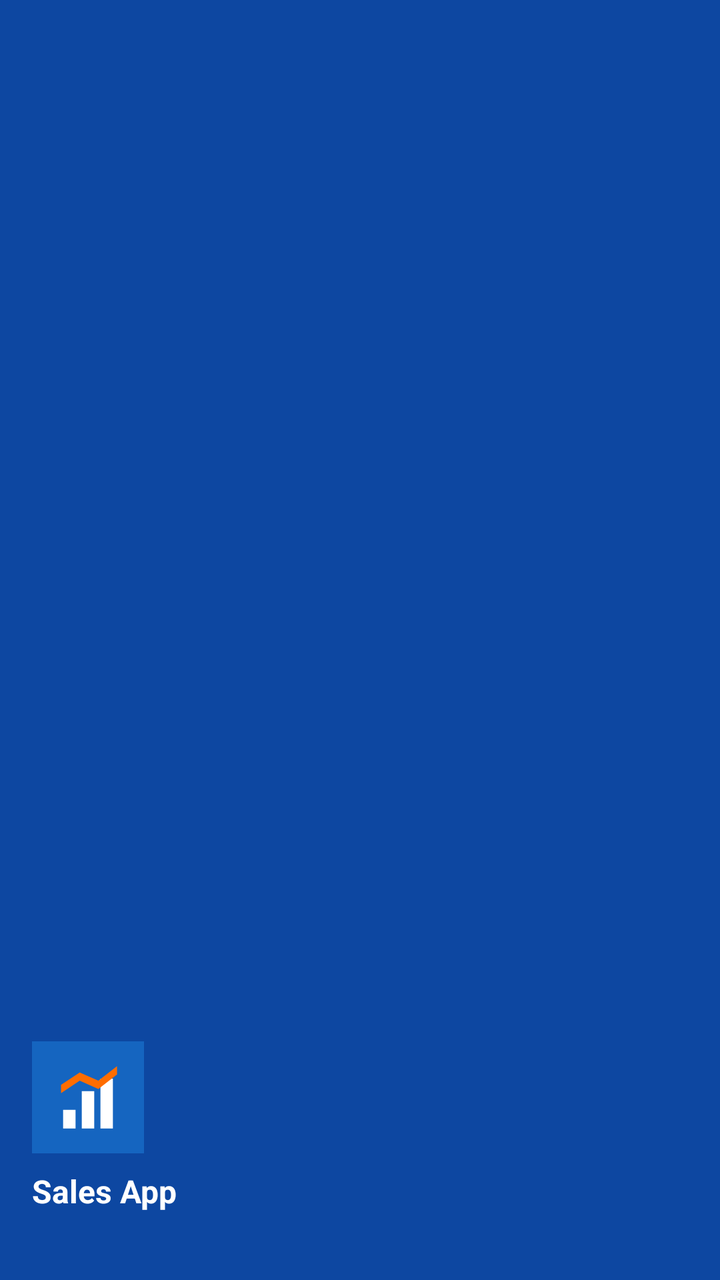
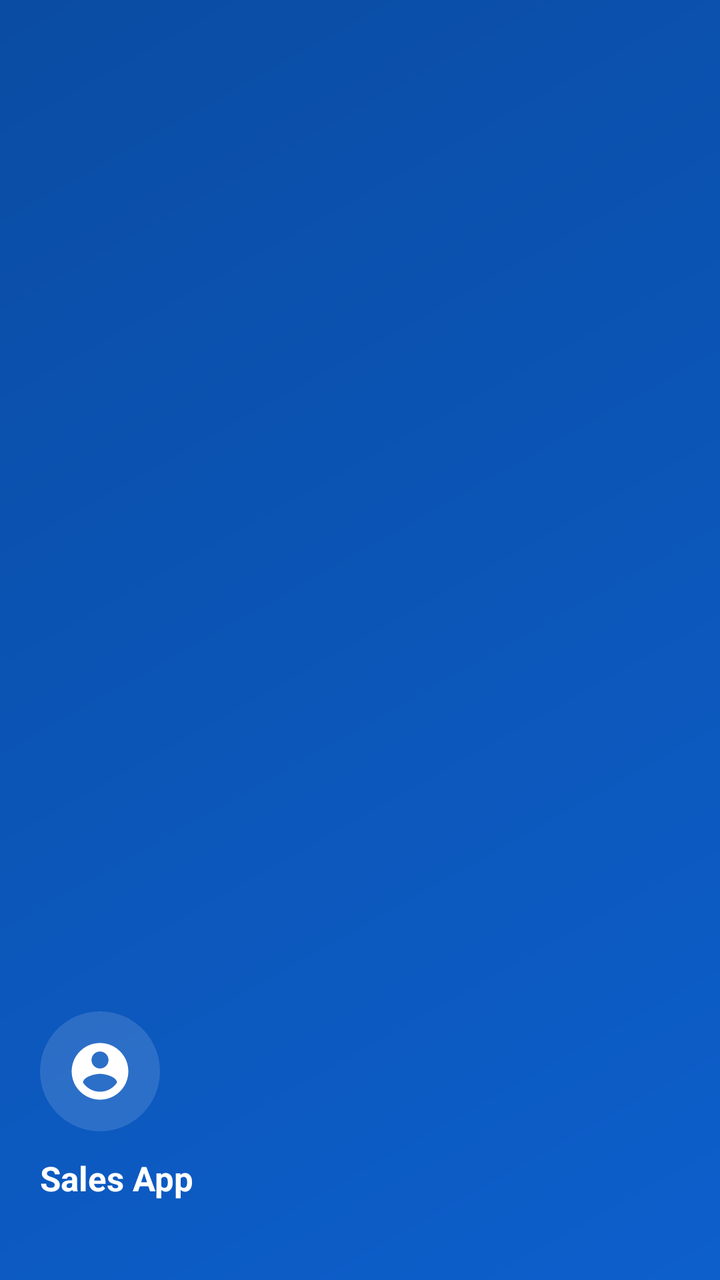

Two renders of the same Android screen: before a commit and after it. Below are the layout's source before the change and the commit's diff.
<!-- AndroidManifest.xml: application theme Theme.SalesApp -->
<!-- res/layout/nav_header.xml -->
<?xml version="1.0" encoding="utf-8"?>
<LinearLayout xmlns:android="http://schemas.android.com/apk/res/android"
    android:layout_width="match_parent"
    android:layout_height="160dp"
    android:orientation="vertical"
    android:gravity="bottom"
    android:background="@color/primary_dark"
    android:padding="16dp">

    <ImageView
        android:layout_width="56dp"
        android:layout_height="56dp"
        android:src="@drawable/ic_launcher"
        android:contentDescription="@string/app_name" />

    <TextView
        android:id="@+id/tvUserName"
        android:layout_width="match_parent"
        android:layout_height="wrap_content"
        android:layout_marginTop="8dp"
        android:textColor="@color/white"
        android:textStyle="bold"
        android:textSize="16sp"
        android:text="@string/app_name" />

    <TextView
        android:id="@+id/tvUserEmail"
        android:layout_width="match_parent"
        android:layout_height="wrap_content"
        android:textColor="#CCFFFFFF"
        android:textSize="13sp" />
</LinearLayout>
<!-- resources referenced by this layout -->
<resources>
  <color name="primary_dark">#0D47A1</color>
  <color name="white">#FFFFFFFF</color>
  <!-- drawable ic_launcher (drawable) -->
  <vector xmlns:android="http://schemas.android.com/apk/res/android"
      android:width="108dp"
      android:height="108dp"
      android:viewportWidth="108"
      android:viewportHeight="108">
      <path
          android:fillColor="#1565C0"
          android:pathData="M0,0h108v108h-108z" />
      <path
          android:fillColor="#FFFFFF"
          android:pathData="M30,66h12v18h-12z M48,48h12v36h-12z M66,36h12v48h-12z" />
      <path
          android:fillColor="#FF6D00"
          android:pathData="M28,42 L46,30 L64,38 L82,24 L82,32 L64,46 L46,38 L28,50 z" />
  </vector>
  <string name="app_name">Sales App</string>
  <style name="Theme.SalesApp" parent="Theme.Material3.DayNight.NoActionBar">
          <item name="colorPrimary">@color/primary</item>
          <item name="colorPrimaryDark">@color/primary_dark</item>
          <item name="colorPrimaryVariant">@color/primary_variant</item>
          <item name="colorOnPrimary">@color/white</item>
          <item name="colorSecondary">@color/accent</item>
          <item name="colorOnSecondary">@color/white</item>
          <item name="android:statusBarColor">@color/primary_dark</item>
          <item name="android:windowBackground">@color/bg</item>
      </style>
  <color name="primary">#1565C0</color>
  <color name="primary_variant">#1E88E5</color>
  <color name="accent">#FF6D00</color>
  <color name="bg">#FFF5F6FA</color>
</resources>

<!-- the commit's change to res/layout/nav_header.xml (unified diff, before → after) -->
@@ -1,32 +1,42 @@
 <?xml version="1.0" encoding="utf-8"?>
 <LinearLayout xmlns:android="http://schemas.android.com/apk/res/android"
+    xmlns:app="http://schemas.android.com/apk/res-auto"
     android:layout_width="match_parent"
-    android:layout_height="160dp"
+    android:layout_height="176dp"
     android:orientation="vertical"
     android:gravity="bottom"
-    android:background="@color/primary_dark"
-    android:padding="16dp">
+    android:background="@drawable/bg_nav_header"
+    android:padding="20dp">
 
-    <ImageView
-        android:layout_width="56dp"
-        android:layout_height="56dp"
-        android:src="@drawable/ic_launcher"
-        android:contentDescription="@string/app_name" />
+    <FrameLayout
+        android:layout_width="60dp"
+        android:layout_height="60dp"
+        android:background="@drawable/bg_avatar_circle">
+
+        <ImageView
+            android:layout_width="34dp"
+            android:layout_height="34dp"
+            android:layout_gravity="center"
+            android:src="@drawable/ic_account_circle"
+            app:tint="@color/white"
+            android:contentDescription="@string/app_name" />
+    </FrameLayout>
 
     <TextView
         android:id="@+id/tvUserName"
         android:layout_width="match_parent"
         android:layout_height="wrap_content"
-        android:layout_marginTop="8dp"
+        android:layout_marginTop="12dp"
         android:textColor="@color/white"
         android:textStyle="bold"
-        android:textSize="16sp"
+        android:textSize="17sp"
         android:text="@string/app_name" />
 
     <TextView
         android:id="@+id/tvUserEmail"
         android:layout_width="match_parent"
         android:layout_height="wrap_content"
+        android:layout_marginTop="2dp"
         android:textColor="#CCFFFFFF"
         android:textSize="13sp" />
 </LinearLayout>
<!-- resource entries referenced after the edit -->
@@ -1,37 +1,65 @@
 <!-- resources referenced by this layout -->
 <resources>
-  <color name="primary_dark">#0D47A1</color>
+  <color name="primary_dark">#0A4CA3</color>
+  <color name="text_primary">#FF1A1A22</color>
   <color name="white">#FFFFFFFF</color>
-  <!-- drawable ic_launcher (drawable) -->
+  <!-- drawable bg_avatar_circle (drawable) -->
+  <?xml version="1.0" encoding="utf-8"?>
+  <shape xmlns:android="http://schemas.android.com/apk/res/android" android:shape="oval">
+      <solid android:color="#22FFFFFF" />
+  </shape>
+  <!-- drawable bg_nav_header (drawable) -->
+  <?xml version="1.0" encoding="utf-8"?>
+  <shape xmlns:android="http://schemas.android.com/apk/res/android" android:shape="rectangle">
+      <gradient
+          android:startColor="@color/primary"
+          android:endColor="@color/primary_dark"
+          android:angle="135" />
+  </shape>
+  <!-- drawable ic_account_circle (drawable) -->
   <vector xmlns:android="http://schemas.android.com/apk/res/android"
-      android:width="108dp"
-      android:height="108dp"
-      android:viewportWidth="108"
-      android:viewportHeight="108">
-      <path
-          android:fillColor="#1565C0"
-          android:pathData="M0,0h108v108h-108z" />
-      <path
-          android:fillColor="#FFFFFF"
-          android:pathData="M30,66h12v18h-12z M48,48h12v36h-12z M66,36h12v48h-12z" />
-      <path
-          android:fillColor="#FF6D00"
-          android:pathData="M28,42 L46,30 L64,38 L82,24 L82,32 L64,46 L46,38 L28,50 z" />
+      android:width="24dp" android:height="24dp" android:viewportWidth="24" android:viewportHeight="24"
+      android:tint="@color/text_primary">
+      <path android:fillColor="@android:color/white" android:pathData="M12,2C6.48,2 2,6.48 2,12s4.48,10 10,10 10,-4.48 10,-10S17.52,2 12,2zM12,5c1.66,0 3,1.34 3,3s-1.34,3 -3,3 -3,-1.34 -3,-3 1.34,-3 3,-3zM12,19.2c-2.5,0 -4.71,-1.28 -6,-3.22 0.03,-1.99 4,-3.08 6,-3.08 1.99,0 5.97,1.09 6,3.08 -1.29,1.94 -3.5,3.22 -6,3.22z"/>
   </vector>
   <string name="app_name">Sales App</string>
-  <style name="Theme.SalesApp" parent="Theme.Material3.DayNight.NoActionBar">
+  <style name="Theme.SalesApp" parent="Theme.Material3.Light.NoActionBar">
           <item name="colorPrimary">@color/primary</item>
           <item name="colorPrimaryDark">@color/primary_dark</item>
           <item name="colorPrimaryVariant">@color/primary_variant</item>
           <item name="colorOnPrimary">@color/white</item>
-          <item name="colorSecondary">@color/accent</item>
+          <item name="colorSecondary">@color/primary</item>
           <item name="colorOnSecondary">@color/white</item>
-          <item name="android:statusBarColor">@color/primary_dark</item>
+          <item name="colorSurface">@color/surface</item>
+          <item name="colorOnSurface">@color/text_primary</item>
+          <item name="android:colorBackground">@color/bg</item>
+          <item name="android:statusBarColor">@color/surface</item>
+          <item name="android:windowLightStatusBar">true</item>
           <item name="android:windowBackground">@color/bg</item>
+          <item name="materialButtonStyle">@style/Widget.SalesApp.Button</item>
+          <item name="floatingActionButtonStyle">@style/Widget.SalesApp.Fab</item>
       </style>
-  <color name="primary">#1565C0</color>
+  <color name="primary">#0D5FCC</color>
   <color name="primary_variant">#1E88E5</color>
-  <color name="accent">#FF6D00</color>
-  <color name="bg">#FFF5F6FA</color>
+  <color name="surface">#FFFFFFFF</color>
+  <color name="bg">#FFF7F8FC</color>
+  <style name="Widget.SalesApp.Button" parent="Widget.Material3.Button">
+          <item name="cornerRadius">28dp</item>
+          <item name="android:paddingVertical">12dp</item>
+          <item name="android:textSize">15sp</item>
+          <item name="android:textAllCaps">false</item>
+          <item name="backgroundTint">@color/primary</item>
+      </style>
+  <style name="Widget.SalesApp.Fab" parent="Widget.Material3.FloatingActionButton.Primary">
+          <item name="backgroundTint">@color/primary</item>
+          <item name="tint">@color/white</item>
+          <item name="srcCompat">@drawable/ic_add</item>
+      </style>
+  <!-- drawable ic_add (drawable) -->
+  <vector xmlns:android="http://schemas.android.com/apk/res/android"
+      android:width="24dp" android:height="24dp" android:viewportWidth="24" android:viewportHeight="24"
+      android:tint="@color/white">
+      <path android:fillColor="@android:color/white" android:pathData="M19,13h-6v6h-2v-6H5v-2h6V5h2v6h6v2z"/>
+  </vector>
 </resources>
 
